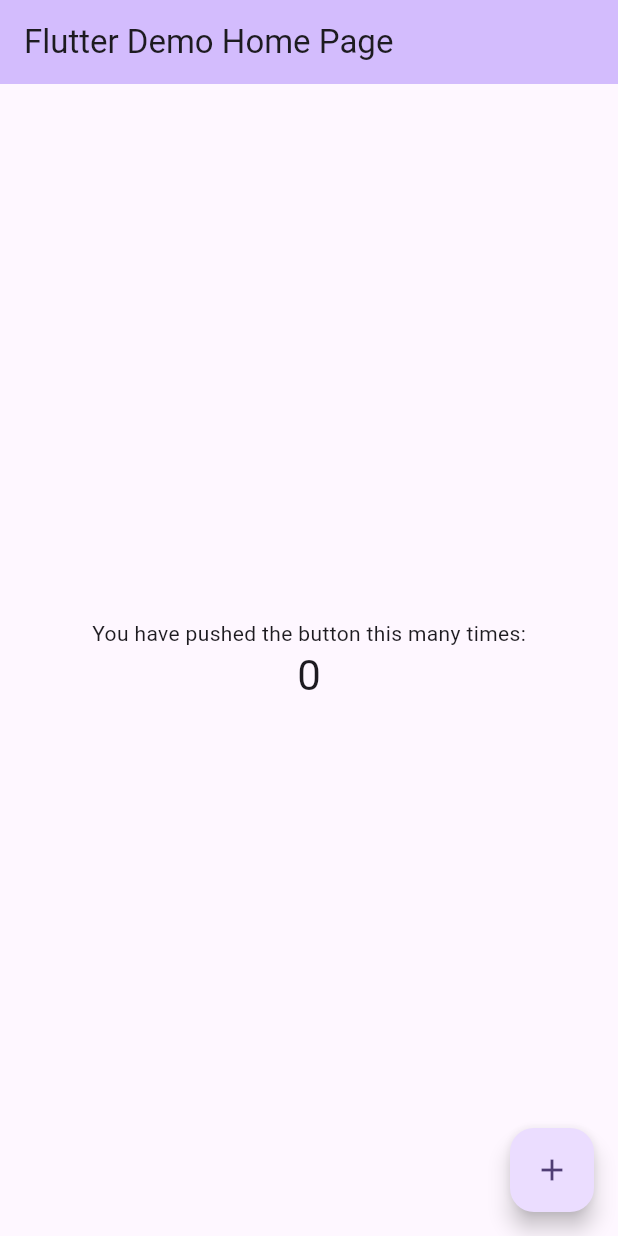
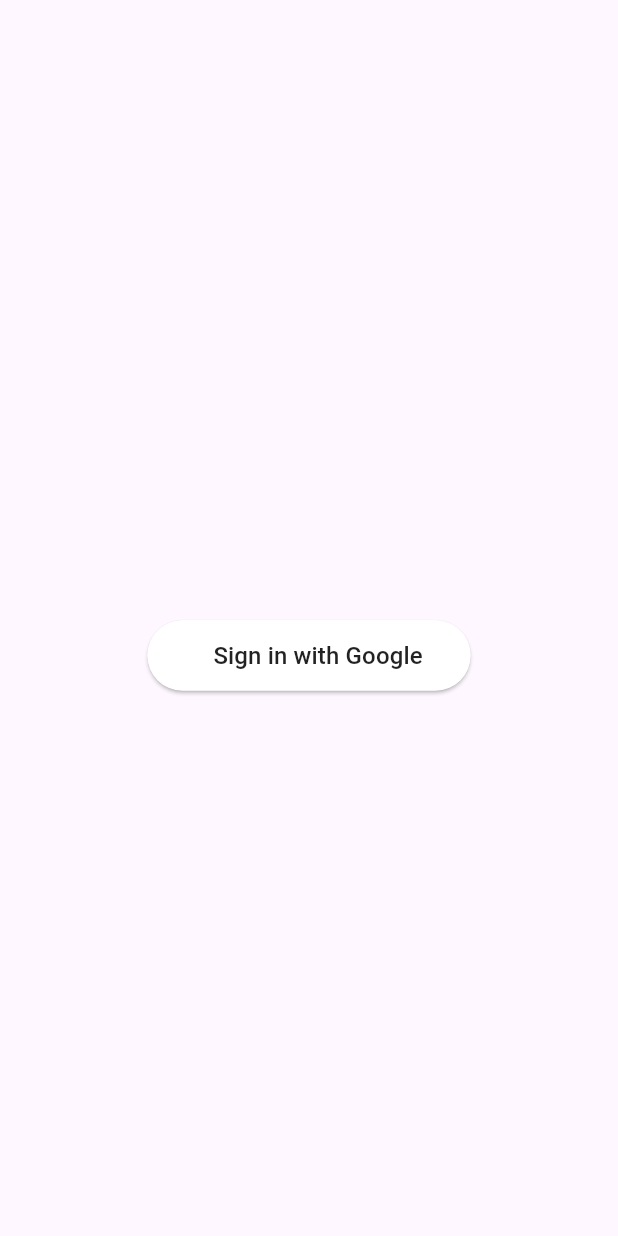
Before and after one commit to TPesch/Sofware-Engineering-Project, a Flutter app: the screen it shows after launch, on a phone screen of 412 x 824 dp. Run offline on Flutter 3.47's test engine with Material 3 defaults, Android fonts, the phone set to English and light mode, and no system bars; our stand-ins replace firebase_auth, firebase_core, google_sign_in; accounts and stored records are empty; generated files the repository leaves out were written again.

```diff
--- /dev/null
+++ b/lib/authentications.dart
@@ -0,0 +1,125 @@
+import 'package:flutter/material.dart';
+import 'package:google_sign_in/google_sign_in.dart';
+import 'package:firebase_auth/firebase_auth.dart';
+import 'package:firebase_core/firebase_core.dart';
+import 'main.dart';
+
+// Authentication service to handle Google Sign-In
+class AuthService {
+  // Singleton pattern for AuthService
+  static final AuthService _instance = AuthService._internal();
+  factory AuthService() => _instance;
+  AuthService._internal();
+
+  final GoogleSignIn _googleSignIn = GoogleSignIn();
+  final FirebaseAuth _auth = FirebaseAuth.instance;
+
+  // Stream to listen to authentication state changes
+  Stream<User?> get authStateChanges => _auth.authStateChanges();
+
+  // Sign in with Google
+  Future<UserCredential?> signInWithGoogle() async {
+    try {
+      // Start the interactive sign-in process
+      final GoogleSignInAccount? googleUser = await _googleSignIn.signIn();
+
+      if (googleUser == null) return null;
+
+      // Obtain auth details from request
+      final GoogleSignInAuthentication googleAuth =
+          await googleUser.authentication;
+
+      // Create new credential for Firebase
+      final credential = GoogleAuthProvider.credential(
+        accessToken: googleAuth.accessToken,
+        idToken: googleAuth.idToken,
+      );
+
+      // Sign in to Firebase with the Google credential
+      return await _auth.signInWithCredential(credential);
+    } catch (e) {
+      print('Error signing in with Google: $e');
+      return null;
+    }
+  }
+
+  // Sign out
+  Future<void> signOut() async {
+    try {
+      await Future.wait([
+        _auth.signOut(),
+        _googleSignIn.signOut(),
+      ]);
+    } catch (e) {
+      print('Error signing out: $e');
+    }
+  }
+
+  // Get current user
+  User? getCurrentUser() {
+    return _auth.currentUser;
+  }
+}
+
+// Login screen widget
+class LoginScreen extends StatelessWidget {
+  final AuthService _authService = AuthService();
+
+  @override
+  Widget build(BuildContext context) {
+    return Scaffold(
+      body: StreamBuilder<User?>(
+        stream: _authService.authStateChanges,
+        builder: (context, snapshot) {
+          if (snapshot.connectionState == ConnectionState.waiting) {
+            return Center(child: CircularProgressIndicator());
+          }
+
+          return Center(
+            child: Column(
+              mainAxisAlignment: MainAxisAlignment.center,
+              children: [
+                SizedBox(height: 50),
+                ElevatedButton(
+                  onPressed: () async {
+                    final UserCredential? result =
+                        await _authService.signInWithGoogle();
+                    if (result != null) {
+                      Navigator.pushReplacement(
+                        context,
+                        MaterialPageRoute(
+                            builder: (context) => MyHomePage(
+                                  title: 'Recipies',
+                                )),
+                      );
+                    }
+                  },
+                  style: ElevatedButton.styleFrom(
+                    backgroundColor: Colors.white,
+                    padding: EdgeInsets.symmetric(horizontal: 32, vertical: 12),
+                    shape: RoundedRectangleBorder(
+                      borderRadius: BorderRadius.circular(30),
+                    ),
+                  ),
+                  child: Row(
+                    mainAxisSize: MainAxisSize.min,
+                    children: [
+                      SizedBox(width: 12),
+                      Text(
+                        'Sign in with Google',
+                        style: TextStyle(
+                          fontSize: 16,
+                          color: Colors.black87,
+                        ),
+                      ),
+                    ],
+                  ),
+                ),
+              ],
+            ),
+          );
+        },
+      ),
+    );
+  }
+}
--- a/lib/main.dart
+++ b/lib/main.dart
@@ -1,41 +1,27 @@
 import 'package:flutter/material.dart';
-
-void main() {
-  runApp(const MyApp());
+import 'package:firebase_core/firebase_core.dart';
+import 'firebase_options.dart';
+import 'authentications.dart';
+void main() async {
+  WidgetsFlutterBinding.ensureInitialized();
+  await Firebase.initializeApp(
+    options: DefaultFirebaseOptions.currentPlatform,
+  );
+  runApp(MyApp());
 }
 
 class MyApp extends StatelessWidget {
-  const MyApp({super.key});
-
-  // This widget is the root of your application.
   @override
   Widget build(BuildContext context) {
     return MaterialApp(
-      title: 'Flutter Demo',
+      title: 'Recipies',
       theme: ThemeData(
-        // This is the theme of your application.
-        //
-        // TRY THIS: Try running your application with "flutter run". You'll see
-        // the application has a purple toolbar. Then, without quitting the app,
-        // try changing the seedColor in the colorScheme below to Colors.green
-        // and then invoke "hot reload" (save your changes or press the "hot
-        // reload" button in a Flutter-supported IDE, or press "r" if you used
-        // the command line to start the app).
-        //
-        // Notice that the counter didn't reset back to zero; the application
-        // state is not lost during the reload. To reset the state, use hot
-        // restart instead.
-        //
-        // This works for code too, not just values: Most code changes can be
-        // tested with just a hot reload.
-        colorScheme: ColorScheme.fromSeed(seedColor: Colors.deepPurple),
-        useMaterial3: true,
+        primarySwatch: Colors.purple,
       ),
-      home: const MyHomePage(title: 'Flutter Demo Home Page'),
+      home: LoginScreen(),
     );
   }
 }
-
 class MyHomePage extends StatefulWidget {
   const MyHomePage({super.key, required this.title});
 
```
Also changed, not shown: pubspec.yaml (+5 -3 lines), firebase.json (added), pubspec.lock, 9 other files.
